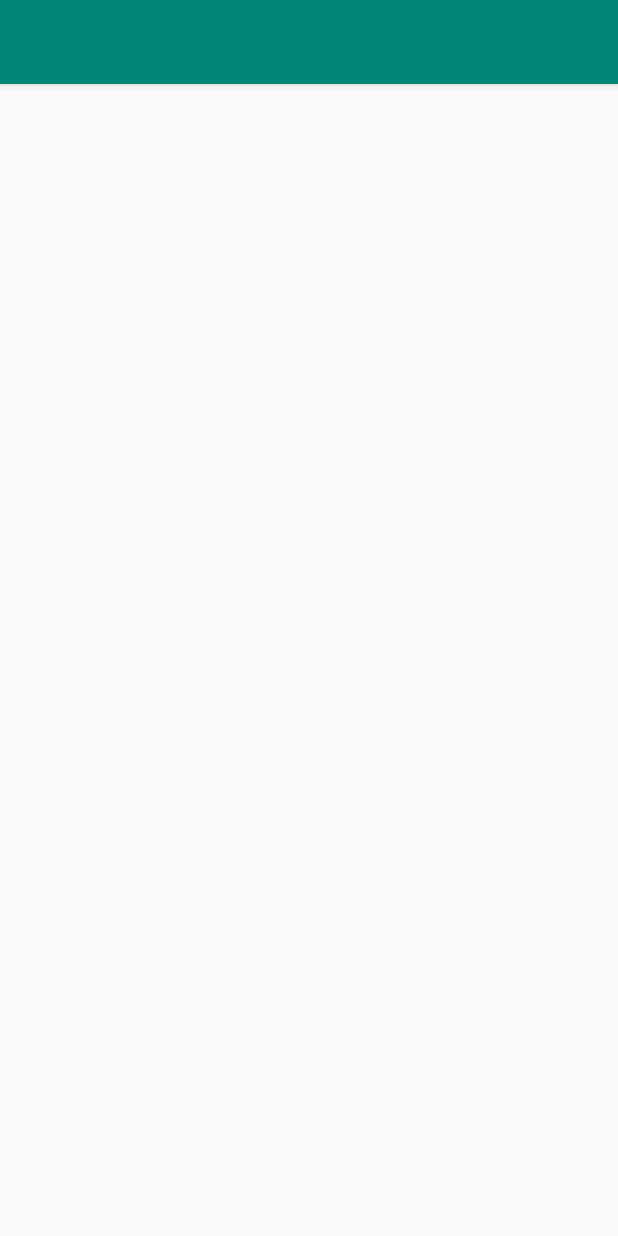
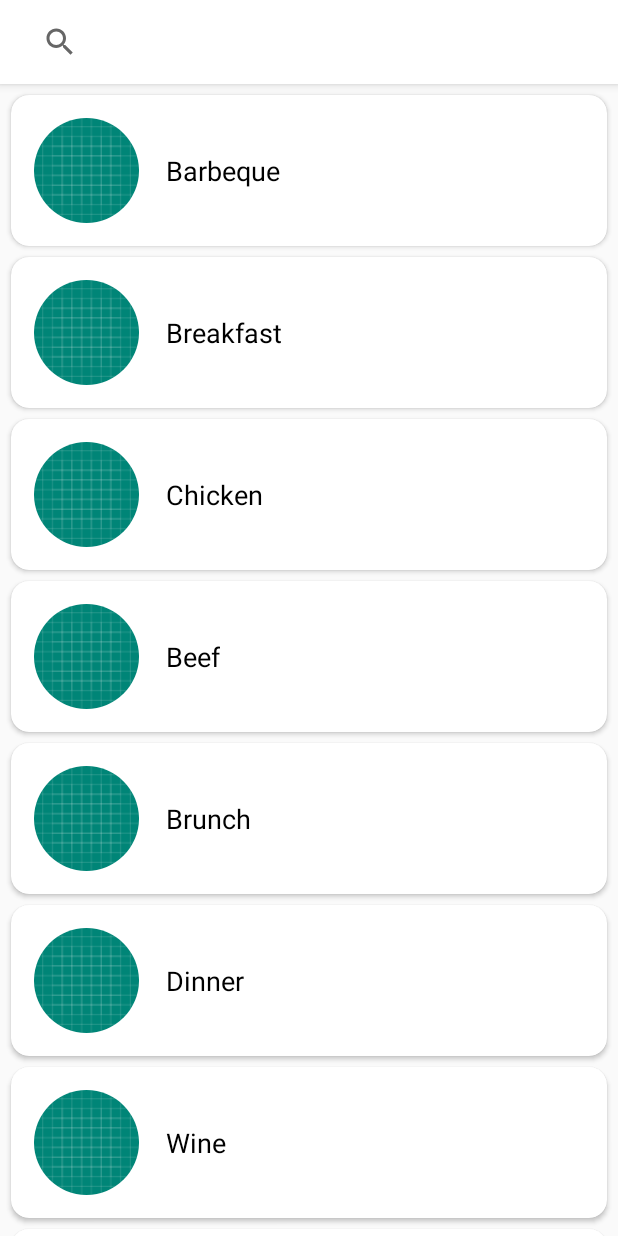
Before and after one commit to blckclov3r/mvvm_restapi, an Android app: the screen it shows after launch (RecipleListActivity), on a phone screen of 412 x 824 dp. Run offline under Robolectric (Android 15) with nearby library versions, the phone set to English and light mode, and no system bars; our stand-ins replace CircleImageView; pictures from the network do not load.

Commit message:
Multiple ViewHolder, RecipeRecyclerAdapter

```diff
--- a/app/build.gradle
+++ b/app/build.gradle
@@ -49,4 +49,7 @@ dependencies {
     // Material design for recyclerview
     def material_version = "1.0.0"
     implementation "com.google.android.material:material:$material_version"
+
+    /// CircleImageView
+    implementation 'de.hdodenhof:circleimageview:3.0.0'
 }
--- a/app/src/main/AndroidManifest.xml
+++ b/app/src/main/AndroidManifest.xml
@@ -13,6 +13,7 @@
         android:roundIcon="@mipmap/ic_launcher_round"
         android:supportsRtl="true"
         android:theme="@style/AppTheme"
+        android:networkSecurityConfig="@xml/network_security_config"
         tools:ignore="GoogleAppIndexingWarning">
         <activity android:name=".RecipleListActivity">
             <intent-filter>
--- a/app/src/main/java/com/example/restapimvvm/RecipleListActivity.java
+++ b/app/src/main/java/com/example/restapimvvm/RecipleListActivity.java
@@ -1,5 +1,6 @@
 package com.example.restapimvvm;
 
+import androidx.appcompat.widget.SearchView;
 import androidx.lifecycle.Observer;
 import androidx.lifecycle.ViewModelProviders;
 import androidx.recyclerview.widget.LinearLayoutManager;
@@ -7,7 +8,6 @@ import androidx.recyclerview.widget.RecyclerView;
 
 import android.os.Bundle;
 import android.util.Log;
-import android.widget.TextView;
 
 import com.example.restapimvvm.adapters.RecipeRecyclerAdapter;
 import com.example.restapimvvm.models.Recipe;
@@ -30,13 +30,16 @@ public class RecipleListActivity extends BaseActivity implements RecipeRecyclerA
     protected void onCreate(Bundle savedInstanceState) {
         super.onCreate(savedInstanceState);
         setContentView(R.layout.activity_recipe_list);
+        Log.d(COMMON_TAG,TAG+" onCreate");
         mRecyclerView = findViewById(R.id.recipe_list);
 
         mRecipeListViewModel = ViewModelProviders.of(this).get(RecipeListViewModel.class);
 
         initRecyclerView();
         subscribeObservers();
-        mRecipeListViewModel.search("barbecue",1);
+        initSearchView();
+        mRecipeListViewModel.displaySearchCategories();
+
     }
 
     private void initRecyclerView(){
@@ -54,9 +57,30 @@ public class RecipleListActivity extends BaseActivity implements RecipeRecyclerA
         });
     }
 
+    private void initSearchView(){
+        SearchView searchView = findViewById(R.id.searchView);
+        searchView.setOnQueryTextListener(new SearchView.OnQueryTextListener() {
+            @Override
+            public boolean onQueryTextSubmit(String query) {
+                Log.d(COMMON_TAG,TAG+" onQueryTextSubmit: "+query);
+                mRecipeListViewModel.search(query,0);
+                return false;
+            }
+
+            @Override
+            public boolean onQueryTextChange(String newText) {
+                return false;
+            }
+        });
+    }
 
     @Override
     public void onRecipeClick(int position) {
         Log.d(COMMON_TAG,TAG+" click: "+position);
     }
+
+    @Override
+    public void onCategoryClick(String category) {
+        Log.d(COMMON_TAG,TAG+" click: "+category);
+    }
 }
--- a/app/src/main/java/com/example/restapimvvm/adapters/RecipeRecyclerAdapter.java
+++ b/app/src/main/java/com/example/restapimvvm/adapters/RecipeRecyclerAdapter.java
@@ -16,8 +16,13 @@ import java.util.List;
 
 import androidx.annotation.NonNull;
 import androidx.recyclerview.widget.RecyclerView;
+import de.hdodenhof.circleimageview.CircleImageView;
 
-public class RecipeRecyclerAdapter extends RecyclerView.Adapter<RecipeRecyclerAdapter.ViewHolder>{
+public class RecipeRecyclerAdapter extends RecyclerView.Adapter<RecyclerView.ViewHolder>{
+
+    private static final int RECIPE_TYPE = 1;
+    private static final int LOADING_TYPE = 2;
+    private static final int CATEGORY_TYPE = 3;
 
     private List<Recipe> mRecipes = new ArrayList<>();
     private OnRecipeListener mListener;
@@ -26,29 +31,76 @@ public class RecipeRecyclerAdapter extends RecyclerView.Adapter<RecipeRecyclerAd
         this.mListener = mListener;
     }
 
+
+
+
+
     @NonNull
     @Override
-    public ViewHolder onCreateViewHolder(@NonNull ViewGroup parent, int viewType) {
-       View view = LayoutInflater.from(parent.getContext()).inflate(R.layout.layout_recipe_list_item,parent,false);
-       return new ViewHolder(view,mListener);
+    public RecyclerView.ViewHolder onCreateViewHolder(@NonNull ViewGroup parent, int viewType) {
+
+        View view = null;
+        switch (viewType){
+            case RECIPE_TYPE:{
+                view = LayoutInflater.from(parent.getContext()).inflate(R.layout.layout_recipe_list_item,parent,false);
+                return new RecipeViewHolder(view,mListener);
+            }
+            case LOADING_TYPE:{
+                view = LayoutInflater.from(parent.getContext()).inflate(R.layout.layout_loading_list_item,parent,false);
+                return new LoadingViewHolder(view);
+            }
+            case CATEGORY_TYPE:{
+                view = LayoutInflater.from(parent.getContext()).inflate(R.layout.layout_category_list_item,parent,false);
+                return new CategoryViewHolder(view,mListener);
+            }
+            default:{
+                view = LayoutInflater.from(parent.getContext()).inflate(R.layout.layout_recipe_list_item,parent,false);
+                return new RecipeViewHolder(view,mListener);
+            }
+        }
     }
 
     @Override
-    public void onBindViewHolder(@NonNull ViewHolder holder, int position) {
+    public void onBindViewHolder(@NonNull RecyclerView.ViewHolder holder, int position) {
         Recipe recipe = mRecipes.get(position);
+        int itemViewType = getItemViewType(position);
+        if(itemViewType == RECIPE_TYPE){
+            RequestOptions options = new RequestOptions()
+                    .centerCrop()
+                    .error(R.drawable.ic_launcher_background);
 
-        RequestOptions options = new RequestOptions()
-                .centerCrop()
-                .error(R.drawable.ic_launcher_background);
+            Glide.with(holder.itemView)
+                    .setDefaultRequestOptions(options)
+                    .load(recipe.getImage_url())
+                    .into(((RecipeViewHolder)holder).image);
 
-        Glide.with(holder.itemView)
-                .setDefaultRequestOptions(options)
-                .load(recipe.getImage_url())
-                .into(holder.image);
+            ((RecipeViewHolder)holder).title.setText(recipe.getTitle());
+            ((RecipeViewHolder)holder).publisher.setText(recipe.getPublisher());
+            ((RecipeViewHolder)holder).socialScore.setText(String.valueOf(Math.round(recipe.getSocial_rank())));
+        }else if(itemViewType == CATEGORY_TYPE){
 
-        holder.title.setText(recipe.getTitle());
-        holder.publisher.setText(recipe.getPublisher());
-        holder.socialScore.setText(String.valueOf(Math.round(recipe.getSocial_rank())));
+            RequestOptions options = new RequestOptions()
+                    .centerCrop()
+                    .error(R.drawable.ic_launcher_background);
+            Glide.with(holder.itemView)
+                    .setDefaultRequestOptions(options)
+                    .load(recipe.getImage_url())
+                    .into(((CategoryViewHolder)holder).categoryImage);
+            ((CategoryViewHolder)holder).categoryTitle.setText(recipe.getTitle());
+
+        }
+    }
+
+    @Override
+    public int getItemViewType(int position) {
+        Recipe recipe = mRecipes.get(position);
+        if(recipe.getSocial_rank() == -1){
+            return CATEGORY_TYPE;
+        }else if(recipe.getTitle().equals("LOADING...")){
+            return LOADING_TYPE;
+        }else{
+            return RECIPE_TYPE;
+        }
     }
 
     @Override
@@ -65,13 +117,44 @@ public class RecipeRecyclerAdapter extends RecyclerView.Adapter<RecipeRecyclerAd
         notifyDataSetChanged();
     }
 
-    public class ViewHolder extends RecyclerView.ViewHolder implements View.OnClickListener {
+
+    // search categories
+    public class CategoryViewHolder extends RecyclerView.ViewHolder implements View.OnClickListener {
+        private CircleImageView categoryImage;
+        private TextView categoryTitle;
+        private OnRecipeListener listener;
+        public CategoryViewHolder(@NonNull View itemView,OnRecipeListener listener) {
+            super(itemView);
+            this.listener = listener;
+            categoryImage = itemView.findViewById(R.id.category_image);
+            categoryTitle = itemView.findViewById(R.id.category_title);
+            itemView.setOnClickListener(this);
+        }
+
+        @Override
+        public void onClick(View v) {
+            if(listener != null){
+                listener.onCategoryClick(categoryTitle.getText().toString());
+            }
+        }
+    }
+
+    //loadingview
+    public class LoadingViewHolder extends RecyclerView.ViewHolder{
+
+        public LoadingViewHolder(@NonNull View itemView) {
+            super(itemView);
+        }
+    }
+
+    // ViewHolder for RecipeListItem
+    public class RecipeViewHolder extends RecyclerView.ViewHolder implements View.OnClickListener {
         private TextView title,publisher,socialScore;
         private ImageView image;
 
         OnRecipeListener listener;
 
-        public ViewHolder(@NonNull View itemView,OnRecipeListener listener) {
+        public RecipeViewHolder(@NonNull View itemView,OnRecipeListener listener) {
             super(itemView);
             this.listener = listener;
             title = itemView.findViewById(R.id.recipe_title);
@@ -93,6 +176,7 @@ public class RecipeRecyclerAdapter extends RecyclerView.Adapter<RecipeRecyclerAd
 
     public interface OnRecipeListener{
         void onRecipeClick(int position);
+        void onCategoryClick(String category);
     }
 
 }
--- a/app/src/main/java/com/example/restapimvvm/models/Recipe.java
+++ b/app/src/main/java/com/example/restapimvvm/models/Recipe.java
@@ -12,6 +12,8 @@ public class Recipe implements Parcelable {
     private String recipeId;
     private String image_url;
     private float social_rank;
+
+    public Recipe(){}
 
     public Recipe(String title, String publisher, String[] ingredients, String recipeId, String image_url, float social_rank) {
         this.title = title;
--- a/app/src/main/java/com/example/restapimvvm/requests/RecipeApi.java
+++ b/app/src/main/java/com/example/restapimvvm/requests/RecipeApi.java
@@ -16,11 +16,11 @@ public interface RecipeApi {
             @Query("page") String page
     );
 
-    @GET("api/get")
-    Call<RecipeResponse> getRecipe(
-            @Query("key") String key,
-            @Query("rId") String recipeId
-    );
+//    @GET("api/get")
+//    Call<RecipeResponse> getRecipe(
+//            @Query("key") String key,
+//            @Query("rId") String recipeId
+//    );
 
 
 }
--- a/app/src/main/java/com/example/restapimvvm/util/Constants.java
+++ b/app/src/main/java/com/example/restapimvvm/util/Constants.java
@@ -4,4 +4,18 @@ public class Constants {
     public static final String BASE_URL = "https://www.food2fork.com";
 
     public static final String API_KEY = "8597479007707ecbcc71295830bad990";
+
+    public static final String[] DEFAULT_SEARCH_CATEGORIES = {"Barbeque", "Breakfast", "Chicken", "Beef", "Brunch", "Dinner", "Wine", "Italian"};
+
+    public static final String[] DEFAULT_SEARCH_CATEGORY_IMAGES =
+            {
+                    "https://static.food2fork.com/827090f113.jpg",
+                    "https://static.food2fork.com/Bacon2BJam2BBreakfast2BSandwich2Bwith2BFried2BEgg2Band2BAvocado2B5002B995922913bc2.jpg",
+                    "https://static.food2fork.com/390_1_1350903747_lrg0b42.jpg",
+                    "https://static.food2fork.com/brisketpotroast300x2006fee3cda.jpg",
+                    "https://static.food2fork.com/207560748e.jpg",
+                    "https://static.food2fork.com/775657_MEDIUM59b4.jpg",
+                    "https://static.food2fork.com/Red_Wine_Braised_Short_Ribs_646a119.jpg",
+                    "https://static.food2fork.com/MeatballLettuceWrapsSquare5a11.jpg"
+            };
 }
--- a/app/src/main/java/com/example/restapimvvm/viewmodels/RecipeListViewModel.java
+++ b/app/src/main/java/com/example/restapimvvm/viewmodels/RecipeListViewModel.java
@@ -5,6 +5,9 @@ import android.app.Application;
 import com.example.restapimvvm.models.Recipe;
 import com.example.restapimvvm.repositories.RecipeListCallback;
 import com.example.restapimvvm.repositories.RecipeRepository;
+import com.example.restapimvvm.util.Constants;
+
+import java.util.ArrayList;
 import java.util.List;
 import androidx.annotation.NonNull;
 import androidx.lifecycle.AndroidViewModel;
@@ -15,11 +18,27 @@ public class RecipeListViewModel extends AndroidViewModel implements RecipeListC
     private RecipeRepository mRecipeRepository;
     private MutableLiveData<List<Recipe>> mRecipes = new MutableLiveData<>();
 
+
     public RecipeListViewModel(@NonNull Application application) {
         super(application);
         mRecipeRepository = RecipeRepository.getInstance(application);
         mRecipeRepository.setRecipeListCallback(this);
     }
+
+    public void displaySearchCategories(){
+        List<Recipe> categories = new ArrayList<>();
+        for(int i=0;i< Constants.DEFAULT_SEARCH_CATEGORIES.length;i++){
+            Recipe recipe = new Recipe();
+            recipe.setTitle(Constants.DEFAULT_SEARCH_CATEGORIES[i]);
+            recipe.setImage_url(Constants.DEFAULT_SEARCH_CATEGORY_IMAGES[i]);
+            recipe.setSocial_rank(-1);
+            categories.add(recipe);
+        }
+        mRecipes.setValue(categories);
+    }
+
+
+
 
     public MutableLiveData<List<Recipe>> getRecipes() {
         return mRecipes;
--- a/app/src/main/res/layout/activity_recipe_list.xml
+++ b/app/src/main/res/layout/activity_recipe_list.xml
@@ -14,8 +14,13 @@
         <androidx.appcompat.widget.Toolbar
             android:layout_width="match_parent"
             app:layout_scrollFlags="scroll|enterAlways"
-            android:layout_height="?attr/actionBarSize">
+            android:layout_height="wrap_content">
 
+            <androidx.appcompat.widget.SearchView
+                android:id="@+id/searchView"
+                app:queryHint="Chicken..."
+                android:layout_width="match_parent"
+                android:layout_height="?attr/actionBarSize"/>
 
         </androidx.appcompat.widget.Toolbar>
 
--- /dev/null
+++ b/app/src/main/res/layout/layout_category_list_item.xml
@@ -0,0 +1,41 @@
+<?xml version="1.0" encoding="utf-8"?>
+<androidx.cardview.widget.CardView xmlns:android="http://schemas.android.com/apk/res/android"
+    android:layout_width="match_parent"
+    android:layout_height="wrap_content"
+    xmlns:app="http://schemas.android.com/apk/res-auto"
+    xmlns:tools="http://schemas.android.com/tools"
+    android:layout_marginStart="7dp"
+    android:layout_marginEnd="7dp"
+    app:cardCornerRadius="12dp"
+    android:layout_marginTop="7dp"
+    android:orientation="vertical">
+
+    <LinearLayout
+        android:padding="15dp"
+        android:orientation="horizontal"
+        android:layout_width="match_parent"
+        android:layout_height="wrap_content">
+
+        <de.hdodenhof.circleimageview.CircleImageView
+            android:src="@drawable/ic_launcher_background"
+            android:layout_width="70dp"
+            android:layout_gravity="center_vertical"
+            android:id="@+id/category_image"
+            android:layout_height="70dp" />
+
+        <TextView
+            tools:text="Barbecue"
+            android:id="@+id/category_title"
+            android:layout_marginStart="18dp"
+            android:layout_gravity="center_vertical"
+            android:layout_width="wrap_content"
+            android:textSize="18sp"
+            android:textColor="#000"
+            android:singleLine="true"
+            android:fontFamily="sans-serif"
+            android:layout_height="wrap_content" />
+
+    </LinearLayout>
+
+
+</androidx.cardview.widget.CardView>
--- a/app/src/main/res/values/colors.xml
+++ b/app/src/main/res/values/colors.xml
@@ -1,6 +1,8 @@
 <?xml version="1.0" encoding="utf-8"?>
 <resources>
-    <color name="colorPrimary">#008577</color>
-    <color name="colorPrimaryDark">#00574B</color>
+    <color name="colorPrimary">#fff</color>
+    <color name="colorPrimaryDark">#444</color>
     <color name="colorAccent">#D81B60</color>
+
+    <color name="red">#e22b2b</color>
 </resources>
--- /dev/null
+++ b/app/src/main/res/xml/network_security_config.xml
@@ -0,0 +1,6 @@
+<?xml version="1.0" encoding="utf-8"?>
+<network-security-config>
+    <domain-config cleartextTrafficPermitted="true">
+        <domain includeSubdomains="true">static.food2fork.com</domain>
+    </domain-config>
+</network-security-config>
```
Also changed, not shown: app/src/main/java/com/example/restapimvvm/util/HorizontalDottedProgress.java (added, +136 -0 lines), app/src/main/res/layout/layout_loading_list_item.xml (added, +12 -0 lines).
